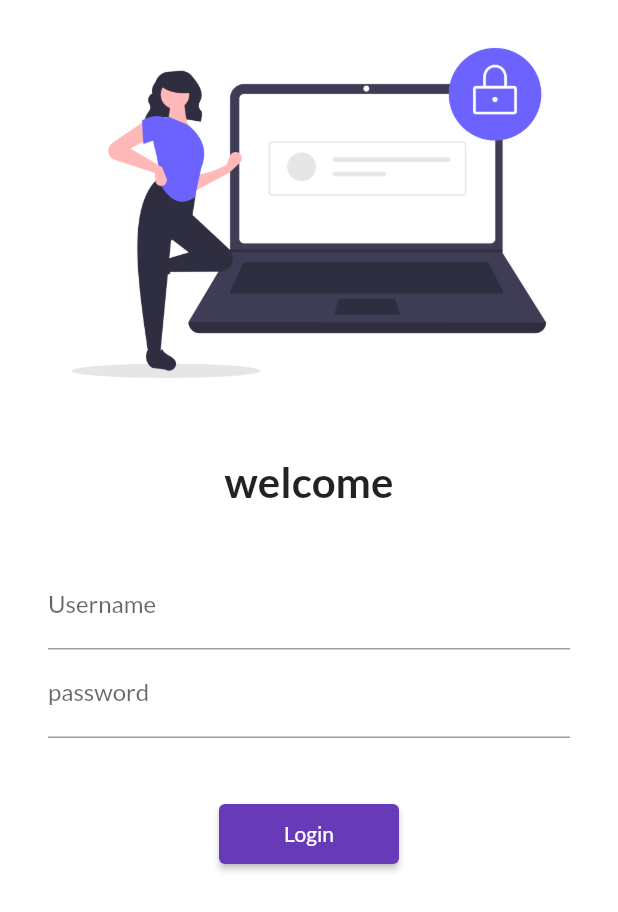
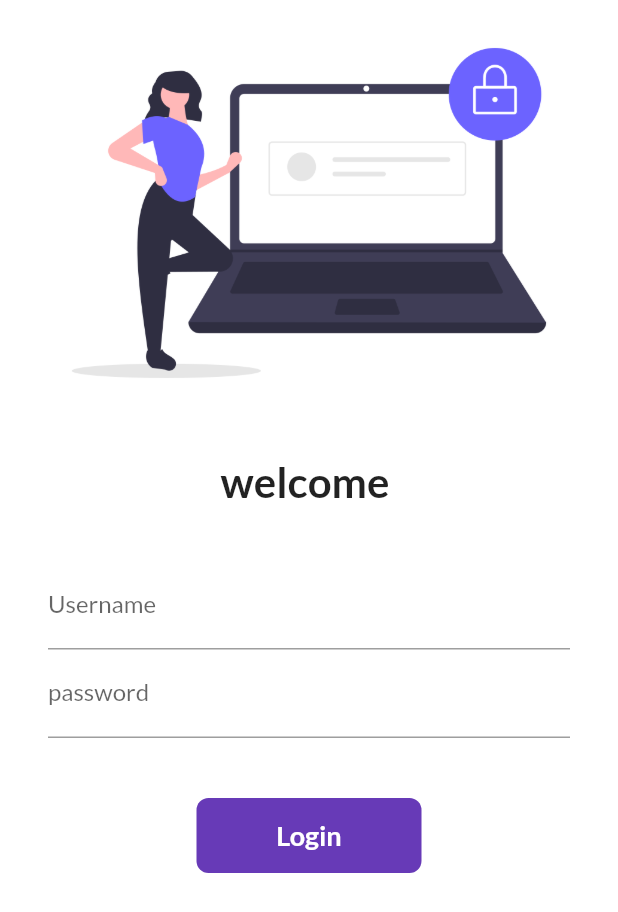
Before and after one commit to sumit2060049/30daysofflutter, a Flutter app: the screen it shows after launch, on a phone screen of 412 x 824 dp. Shown: the top 912 px of the screen. Run offline on Flutter 3.47's test engine with Material 2 defaults, Android fonts, the phone set to English and light mode, and no system bars; our stand-ins replace google_fonts.

Commit message:
day 6 completed

```diff
--- a/lib/pages/login_page.dart
+++ b/lib/pages/login_page.dart
@@ -1,7 +1,14 @@
 import 'package:flutter/material.dart';
 import 'package:flutter_application_1/utils/routes.dart';
 
-class LoginPage extends StatelessWidget {
+class LoginPage extends StatefulWidget {
+  @override
+  State<LoginPage> createState() => _LoginPageState();
+}
+
+class _LoginPageState extends State<LoginPage> {
+  String name = "";
+  bool changeButton = false;
   @override
   Widget build(BuildContext context) {
     return Material(
@@ -19,7 +26,7 @@ class LoginPage extends StatelessWidget {
                 height: 20.0,
               ),
               Text(
-                "welcome",
+                "welcome $name",
                 style: TextStyle(
                   fontSize: 28,
                   fontWeight: FontWeight.bold,
@@ -38,6 +45,10 @@ class LoginPage extends StatelessWidget {
                         hintText: "Enter username",
                         labelText: "Username",
                       ),
+                      onChanged: (value) {
+                        name = value;
+                        setState(() {});
+                      },
                     ),
                     TextFormField(
                       obscureText: true,
@@ -49,15 +60,51 @@ class LoginPage extends StatelessWidget {
                     SizedBox(
                       height: 40.0,
                     ),
-                    ElevatedButton(
-                      child: Text("Login"),
-                      style: TextButton.styleFrom(minimumSize: Size(120, 40)),
-                      onPressed: () {
-                        //print("Hi Codepur");
-                        //Now we want to go from login to home
+                    InkWell(
+                      onTap: ()async {
+                        setState(() {
+                          changeButton = true;
+                        });
+                        await Future.delayed(Duration(seconds:1));
                         Navigator.pushNamed(context, MyRoutes.homeRoute);
                       },
-                    )
+                      child: AnimatedContainer(
+                        duration: Duration(seconds: 1),
+                        width: changeButton ? 50 : 150,
+                        height: 50,
+                        //color: Colors.deepPurple,
+                        alignment: Alignment.center,
+                        child: changeButton
+                            ? Icon(
+                                Icons.done,
+                                color: Colors.white,
+                              )
+                            : Text(
+                                "Login",
+                                style: TextStyle(
+                                    color: Colors.white,
+                                    fontWeight: FontWeight.bold,
+                                    fontSize: 18),
+                              ),
+                        decoration: BoxDecoration(
+                          color: Colors.deepPurple,
+                          // shape: changeButton
+                          //     ? BoxShape.circle
+                          //     : BoxShape.rectangle,
+                          borderRadius:
+                              BorderRadius.circular(changeButton ? 50 : 8),
+                        ),
+                      ),
+                    ),
+                    // ElevatedButton(
+                    //   child: Text("Login"),
+                    //   style: TextButton.styleFrom(minimumSize: Size(120, 40)),
+                    //   onPressed: () {
+                    //     //print("Hi Codepur");
+                    //     //Now we want to go from login to home
+                    //     Navigator.pushNamed(context, MyRoutes.homeRoute);
+                    //   },
+                    // )
                   ],
                 ),
               )
```
